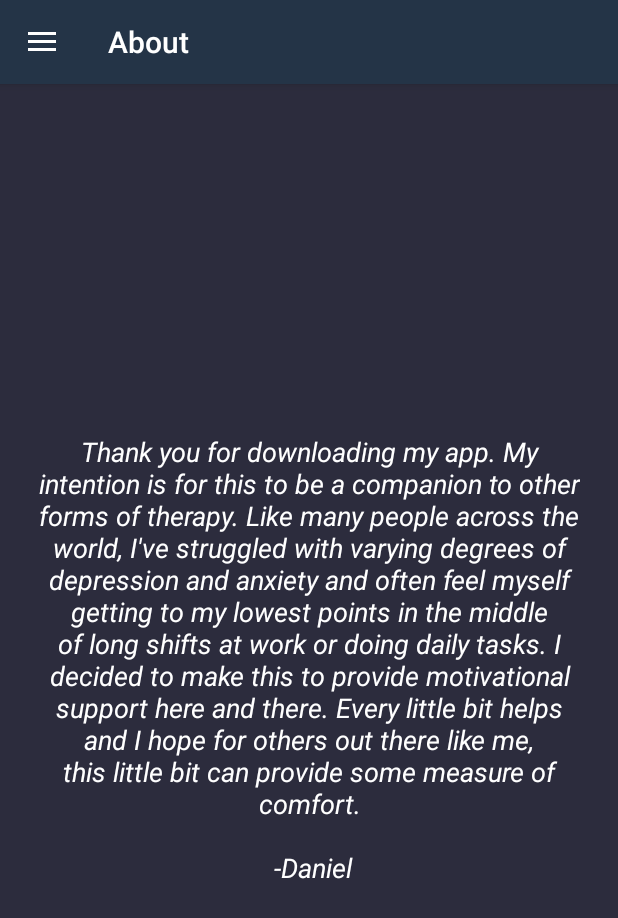
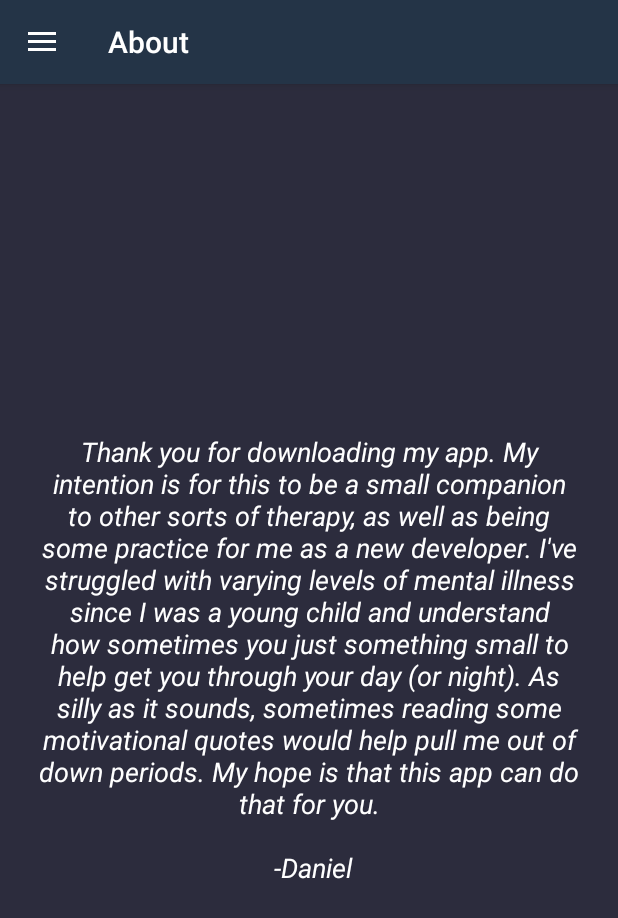
Before and after one commit to danieledwardharrington/betterDays, an Android app: the screen it shows after launch (MainActivity), in the side drawer, after a tap on "About", on a phone screen of 412 x 824 dp. Shown: the top 918 px of the screen. Run offline under Robolectric (Android 15) with nearby library versions, the phone set to English and light mode, and no system bars; our stand-ins replace androidx.preference.

Commit message:
changed app icon, changed "about" string

```diff
--- a/app/src/main/res/values/ic_launcher_background.xml
+++ b/app/src/main/res/values/ic_launcher_background.xml
@@ -1,4 +1,4 @@
 <?xml version="1.0" encoding="utf-8"?>
 <resources>
-    <color name="ic_launcher_background">#26A69A</color>
+    <color name="ic_launcher_background">#F9FFFF</color>
 </resources>
--- a/app/src/main/res/values/strings.xml
+++ b/app/src/main/res/values/strings.xml
@@ -33,16 +33,15 @@
     </string-array>
 
     <string name="about_string">
-        Thank you for downloading my app. My intention
-        is for this to be a companion to other forms of
-        therapy. Like many people across the world, I\'ve
-        struggled with varying degrees of depression and
-        anxiety and often feel myself getting to my lowest
-        points in the middle of long shifts at work or doing
-        daily tasks. I decided to make this to provide
-        motivational support here and there. Every little bit
-        helps and I hope for others out there like me, this
-        little bit can provide some measure of comfort.\n\n
+        Thank you for downloading my app. My intention is for
+        this to be a small companion to other sorts of therapy,
+        as well as being some practice for me as a new developer.
+        I\'ve struggled with varying levels of mental illness since
+        I was a young child and understand how sometimes you just
+        something small to help get you through your day (or night).
+        As silly as it sounds, sometimes reading some motivational
+        quotes would help pull me out of down periods. My hope is
+        that this app can do that for you.\n\n
         -Daniel
 
     </string>
```
Also changed, not shown: app/src/main/java/com/abc/danielharrington/betterdays/AlertReceiver.kt (+1 -7 lines), app/src/main/java/com/abc/danielharrington/betterdays/SettingsFragment.kt (+4 -4 lines), app/src/main/ic_launcher-web.png, app/src/main/res/mipmap-hdpi/ic_launcher.png, app/src/main/res/mipmap-hdpi/ic_launcher_foreground.png, app/src/main/res/mipmap-hdpi/ic_launcher_round.png, app/src/main/res/mipmap-mdpi/ic_launcher.png, app/src/main/res/mipmap-mdpi/ic_launcher_foreground.png, app/src/main/res/mipmap-mdpi/ic_launcher_round.png, app/src/main/res/mipmap-xhdpi/ic_launcher.png, app/src/main/res/mipmap-xhdpi/ic_launcher_foreground.png, app/src/main/res/mipmap-xhdpi/ic_launcher_round.png, app/src/main/res/mipmap-xxhdpi/ic_launcher.png, app/src/main/res/mipmap-xxhdpi/ic_launcher_foreground.png, 4 more files.
